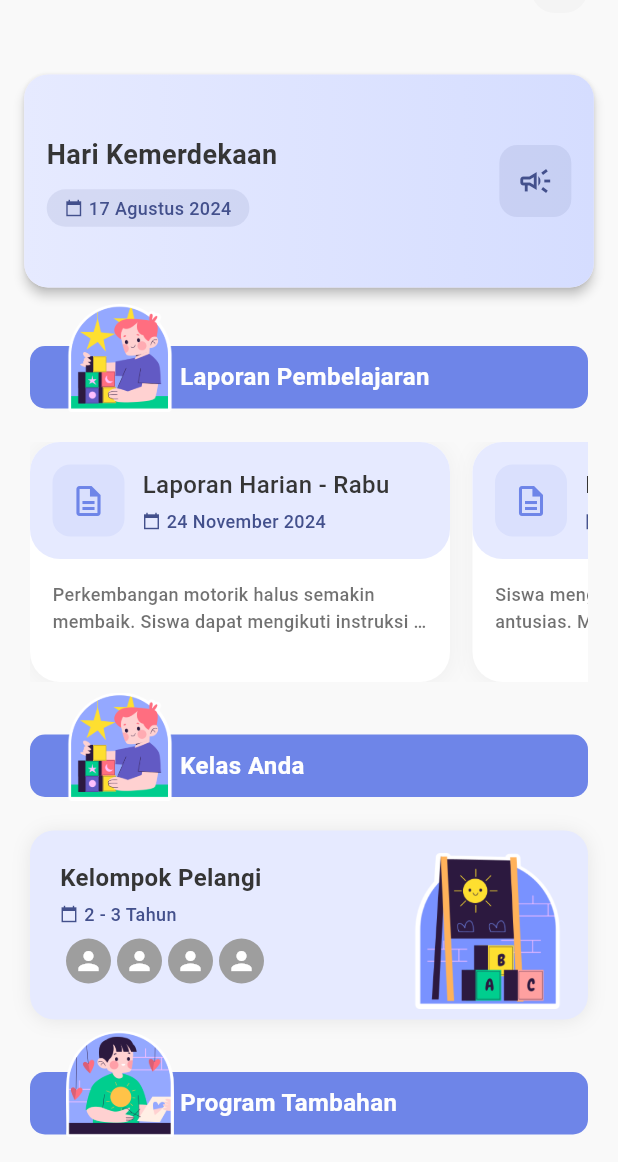
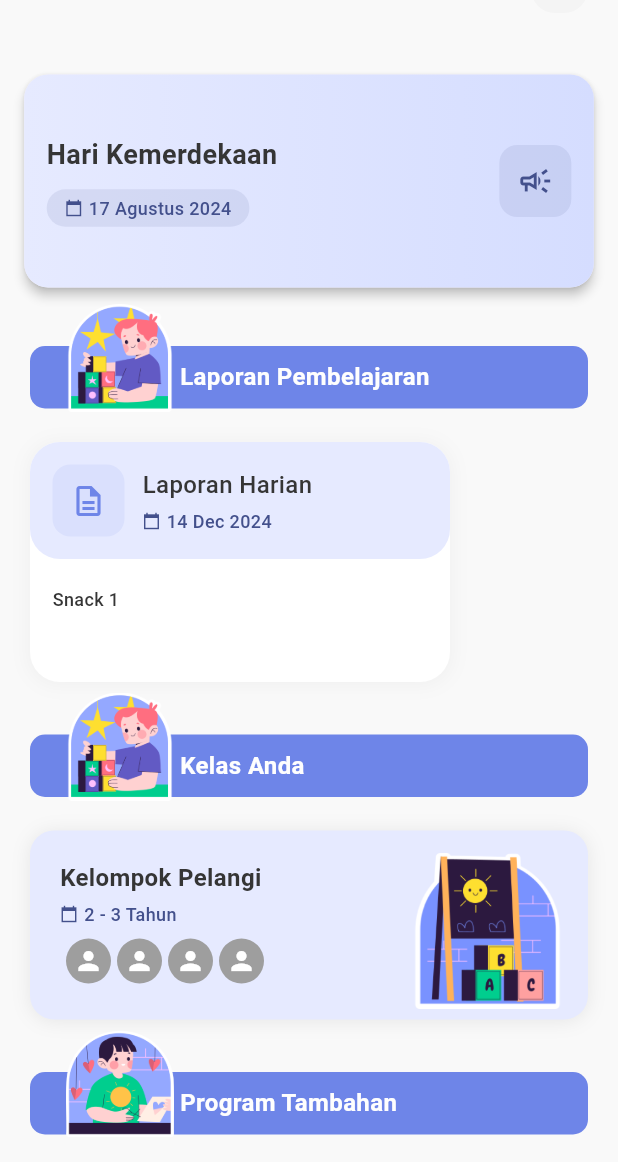
Before and after one commit to Nandra-png/talentaku_app_API, a Flutter app: the HomeScreen screen opened by its route, after a tap on the "notifications" icon, on a phone screen of 412 x 824 dp, the part 74-1236 px from its top. Run offline on Flutter 3.47's test engine with Material 3 defaults, Android fonts, the phone set to English and light mode, and no system bars; our stand-ins replace crystal_navigation_bar, get, iconly, image_picker, shared_preferences; accounts and stored records are empty; network calls fail; Roboto replaces fonts that are missing (Manrope); statements that could not run were skipped.

Commit message:
laporan_siswa

```diff
--- /dev/null
+++ b/lib/apimodels/student_models.dart
@@ -0,0 +1,153 @@
+import 'dart:convert';
+
+StudentReport studentReportFromJson(String str) => StudentReport.fromJson(json.decode(str));
+
+String studentReportToJson(StudentReport data) => json.encode(data.toJson());
+
+class StudentReport {
+  List<Datum> data;
+
+  StudentReport({
+    required this.data,
+  });
+
+  factory StudentReport.fromJson(Map<String, dynamic> json) => StudentReport(
+    data: List<Datum>.from(json["data"].map((x) => Datum.fromJson(x))),
+  );
+
+  Map<String, dynamic> toJson() => {
+    "data": List<dynamic>.from(data.map((x) => x.toJson())),
+  };
+}
+
+class Datum {
+  int id;
+  DateTime created;
+  String semester;
+  List<String> kegiatanAwalDihalaman;
+  String dihalamanHasil;
+  List<String> kegiatanAwalBerdoa;
+  String berdoaHasil;
+  List<String> kegiatanIntiSatu;
+  String intiSatuHasil;
+  List<String> kegiatanIntiDua;
+  String intiDuaHasil;
+  List<String> kegiatanIntiTiga;
+  String intiTigaHasil;
+  List<String> snack;
+  List<String> inklusi;
+  String inklusiHasil;
+  List<String> inklusiPenutup;
+  String inklusiPenutupHasil;
+  List<String> inklusiDoa;
+  String inklusiDoaHasil;
+  List<String> catatan;
+  int studentId;
+  int teacherId;
+  List<Media> media;
+
+  Datum({
+    required this.id,
+    required this.created,
+    required this.semester,
+    required this.kegiatanAwalDihalaman,
+    required this.dihalamanHasil,
+    required this.kegiatanAwalBerdoa,
+    required this.berdoaHasil,
+    required this.kegiatanIntiSatu,
+    required this.intiSatuHasil,
+    required this.kegiatanIntiDua,
+    required this.intiDuaHasil,
+    required this.kegiatanIntiTiga,
+    required this.intiTigaHasil,
+    required this.snack,
+    required this.inklusi,
+    required this.inklusiHasil,
+    required this.inklusiPenutup,
+    required this.inklusiPenutupHasil,
+    required this.inklusiDoa,
+    required this.inklusiDoaHasil,
+    required this.catatan,
+    required this.studentId,
+    required this.teacherId,
+    required this.media,
+  });
+
+  factory Datum.fromJson(Map<String, dynamic> json) => Datum(
+    id: json['id'],
+    created: DateTime.parse(json['created']),
+    semester: json['semester'],
+    kegiatanAwalDihalaman: List<String>.from(json['kegiatan_awal_dihalaman']),
+    dihalamanHasil: json['dihalaman_hasil'],
+    kegiatanAwalBerdoa: List<String>.from(json['kegiatan_awal_berdoa']),
+    berdoaHasil: json['berdoa_hasil'],
+    kegiatanIntiSatu: List<String>.from(json['kegiatan_inti_satu']),
+    intiSatuHasil: json['inti_satu_hasil'],
+    kegiatanIntiDua: List<String>.from(json['kegiatan_inti_dua']),
+    intiDuaHasil: json['inti_dua_hasil'],
+    kegiatanIntiTiga: List<String>.from(json['kegiatan_inti_tiga']),
+    intiTigaHasil: json['inti_tiga_hasil'],
+    snack: List<String>.from(json['snack']),
+    inklusi: List<String>.from(json['inklusi']),
+    inklusiHasil: json['inklusi_hasil'],
+    inklusiPenutup: List<String>.from(json['inklusi_penutup']),
+    inklusiPenutupHasil: json['inklusi_penutup_hasil'],
+    inklusiDoa: List<String>.from(json['inklusi_doa']),
+    inklusiDoaHasil: json['inklusi_doa_hasil'],
+    catatan: List<String>.from(json['catatan']),
+    studentId: json['student_id'],
+    teacherId: json['teacher_id'],
+    media: List<Media>.from(json['media'].map((x) => Media.fromJson(x))),
+  );
+
+  Map<String, dynamic> toJson() => {
+    "id": id,
+    "created": "${created.year.toString().padLeft(4, '0')}-${created.month.toString().padLeft(2, '0')}-${created.day.toString().padLeft(2, '0')}",
+    "semester": semester,
+    "kegiatan_awal_dihalaman": List<dynamic>.from(kegiatanAwalDihalaman.map((x) => x)),
+    "dihalaman_hasil": dihalamanHasil,
+    "kegiatan_awal_berdoa": List<dynamic>.from(kegiatanAwalBerdoa.map((x) => x)),
+    "berdoa_hasil": berdoaHasil,
+    "kegiatan_inti_satu": List<dynamic>.from(kegiatanIntiSatu.map((x) => x)),
+    "inti_satu_hasil": intiSatuHasil,
+    "kegiatan_inti_dua": List<dynamic>.from(kegiatanIntiDua.map((x) => x)),
+    "inti_dua_hasil": intiDuaHasil,
+    "kegiatan_inti_tiga": List<dynamic>.from(kegiatanIntiTiga.map((x) => x)),
+    "inti_tiga_hasil": intiTigaHasil,
+    "snack": List<dynamic>.from(snack.map((x) => x)),
+    "inklusi": List<dynamic>.from(inklusi.map((x) => x)),
+    "inklusi_hasil": inklusiHasil,
+    "inklusi_penutup": List<dynamic>.from(inklusiPenutup.map((x) => x)),
+    "inklusi_penutup_hasil": inklusiPenutupHasil,
+    "inklusi_doa": List<dynamic>.from(inklusiDoa.map((x) => x)),
+    "inklusi_doa_hasil": inklusiDoaHasil,
+    "catatan": List<dynamic>.from(catatan.map((x) => x)),
+    "student_id": studentId,
+    "teacher_id": teacherId,
+    "media": List<dynamic>.from(media.map((x) => x.toJson())),
+  };
+}
+
+class Media {
+  int id;
+  int reportId;
+  String filePath;
+
+  Media({
+    required this.id,
+    required this.reportId,
+    required this.filePath,
+  });
+
+  factory Media.fromJson(Map<String, dynamic> json) => Media(
+    id: json["id"],
+    reportId: json["report_id"],
+    filePath: json["file_path"],
+  );
+
+  Map<String, dynamic> toJson() => {
+    "id": id,
+    "report_id": reportId,
+    "file_path": filePath,
+  };
+}
--- a/lib/apiservice/api_service.dart
+++ b/lib/apiservice/api_service.dart
@@ -4,12 +4,13 @@ import 'package:http/http.dart' as http;
 import 'package:mime/mime.dart';
 import 'package:shared_preferences/shared_preferences.dart';
 import 'package:talentaku_app/apimodels/program_model.dart';
+import 'package:talentaku_app/apimodels/student_models.dart';
 import 'package:talentaku_app/apimodels/user_model.dart';
 import 'package:path/path.dart';
 import 'package:http_parser/http_parser.dart';
 
 class ApiService {
-  static const String baseUrl = 'https://82bb-66-96-225-176.ngrok-free.app';
+  static const String baseUrl = 'https://eefa-103-118-96-6.ngrok-free.app';
   static const String _tokenKey = 'auth_token';
 
   // Token management
@@ -138,4 +139,40 @@ class ApiService {
       throw Exception('Failed to fetch user profile');
     }
   }
+
+  // Fetch StudentReport API
+  Future<List<Datum>> fetchStudentReport() async {
+    final headers = await _getHeaders();
+    final response = await http.get(
+      Uri.parse('$baseUrl/api/v2/student-reports'),
+      headers: headers,
+    );
+
+    if (response.statusCode == 200) {
+      final data = json.decode(response.body)['data'] as List;
+      return data.map((json) => Datum.fromJson(json)).toList();
+    } else {
+      throw Exception('Failed to fetch student reports');
+    }
+  }
+
+  // Fetch DetailReport API
+  Future<List<Datum>> fetchDetailReport(String token) async {
+    // final headers = await _getHeaders();
+    Map<String, String> headers = {
+      'Authorization': 'Bearer $token',
+      'Content-Type': 'application/json',
+    };
+    final response = await http.get(
+      Uri.parse('$baseUrl/api/v2/grade/1/student-report/6'),
+      headers: headers,
+    );
+
+    if (response.statusCode == 200) {
+      final data = json.decode(response.body)['data'] as List;
+      return data.map((item) => Datum.fromJson(item)).toList();
+    } else {
+      throw Exception('Failed to fetch student reports');
+    }
+  }
 }
--- a/lib/constants/app_sizes.dart
+++ b/lib/constants/app_sizes.dart
@@ -5,6 +5,9 @@ class AppSizes {
   static const double paddingM = 12.0;
   static const double paddingL = 15.0;
   static const double paddingXL = 20.0;
+
+  //text
+  static const double textSmall = 2;
 
   // Border Radius
   static const double radiusS = 10.0;
--- a/lib/controllers/home_controller.dart
+++ b/lib/controllers/home_controller.dart
@@ -1,6 +1,7 @@
 import 'package:flutter/material.dart';
 import 'package:get/get.dart';
 import 'package:talentaku_app/apimodels/program_model.dart';
+import 'package:talentaku_app/apimodels/student_models.dart';
 import 'package:talentaku_app/apimodels/user_model.dart';
 import 'package:talentaku_app/apiservice/api_service.dart';
 import 'package:talentaku_app/models/broadcast_event.dart';
@@ -13,8 +14,9 @@ class HomeController extends GetxController {
    late LaporanSiswaController laporanController;
   var informationList = <Program>[].obs;
   var isLoading = false.obs;
+   var title = 'Laporan Harian'.obs;
 
-  // Tambahkan variabel untuk menyimpan user
+   // Tambahkan variabel untuk menyimpan user
   var user = Rxn<UserModel>();
 
   @override
@@ -130,10 +132,10 @@ String get Roles {
   ];
 
   // Getter untuk mendapatkan 3 laporan terbaru
-  List<LaporanPreviewEvent> get laporanPreviews {
+  List<Datum> get laporanPreviews {
     laporanController = Get.find<LaporanSiswaController>();
     // Mengambil 3 laporan terbaru dari LaporanSiswaController
-    return laporanController.filteredLaporan.take(3).toList();
+    return laporanController.StudentReport.take(3).toList();
   }
 
 }
--- a/lib/controllers/laporan_siswa_controller.dart
+++ b/lib/controllers/laporan_siswa_controller.dart
@@ -1,13 +1,21 @@
 import 'package:get/get.dart';
 import 'package:intl/intl.dart';
+import 'package:talentaku_app/apimodels/student_models.dart';
+import 'package:talentaku_app/constants/app_colors.dart';
 import 'package:talentaku_app/models/laporan_preview_event.dart';
 import 'package:talentaku_app/widgets/date_picker_card.dart';
+
+import '../apiservice/api_service.dart';
 
 class LaporanSiswaController extends GetxController {
   final RxString selectedFilter = 'Semua Laporan'.obs;
   final Rx<DateTime?> selectedDate = Rx<DateTime?>(null);
   final RxList<LaporanPreviewEvent> filteredLaporan =
       <LaporanPreviewEvent>[].obs;
+
+  var StudentReport = <Datum>[].obs;
+  var isLoading = false.obs;
+
 
   final List<String> filterOptions = [
     'Semua Laporan',
@@ -16,60 +24,138 @@ class LaporanSiswaController extends GetxController {
   ];
 
   // Dummy data laporan
-  final List<LaporanPreviewEvent> allLaporan = [
-    LaporanPreviewEvent(
-      title: 'Laporan Harian - Rabu',
-      date: '24 November 2024',
-      description:
-          'Perkembangan motorik halus semakin membaik. Siswa dapat mengikuti instruksi dengan baik dan menyelesaikan kegiatan tepat waktu. Hari ini fokus pada kegiatan menulis dan menggambar.',
-    ),
-    LaporanPreviewEvent(
-      title: 'Laporan Harian - Selasa',
-      date: '20 November 2024',
-      description:
-          'Siswa mengikuti kegiatan belajar dengan antusias. Mampu berinteraksi dengan teman-teman dan menunjukkan sikap yang positif dalam aktivitas kelompok.',
-    ),
-    LaporanPreviewEvent(
-      title: 'Laporan Harian - Senin',
-      date: '12 Maret 2024',
-      description:
-          'Hari ini siswa menunjukkan kemajuan yang baik dalam pembelajaran. Aktif berpartisipasi dalam kegiatan kelas dan mampu menyelesaikan tugas dengan baik. Perlu perhatian lebih pada fokus saat kegiatan membaca.',
+  // final List<LaporanPreviewEvent> allLaporan = [
+  //   LaporanPreviewEvent(
+  //     title: 'Laporan Harian - Rabu',
+  //     date: '24 November 2024',
+  //     description:
+  //         'Perkembangan motorik halus semakin membaik. Siswa dapat mengikuti instruksi dengan baik dan menyelesaikan kegiatan tepat waktu. Hari ini fokus pada kegiatan menulis dan menggambar.',
+  //   ),
+  //   LaporanPreviewEvent(
+  //     title: 'Laporan Harian - Selasa',
+  //     date: '20 November 2024',
+  //     description:
+  //         'Siswa mengikuti kegiatan belajar dengan antusias. Mampu berinteraksi dengan teman-teman dan menunjukkan sikap yang positif dalam aktivitas kelompok.',
+  //   ),
+  //   LaporanPreviewEvent(
+  //     title: 'Laporan Harian - Senin',
+  //     date: '12 Maret 2024',
+  //     description:
+  //         'Hari ini siswa menunjukkan kemajuan yang baik dalam pembelajaran. Aktif berpartisipasi dalam kegiatan kelas dan mampu menyelesaikan tugas dengan baik. Perlu perhatian lebih pada fokus saat kegiatan membaca.',
+  //   ),
+  // ];
+
+  List<Datum> allLaporan = [
+    Datum(
+      id: 1,
+      created: DateTime.now(),
+      semester: 'Semester 1',
+      kegiatanAwalDihalaman: ['Kegiatan 1'],
+      dihalamanHasil: 'Hasil 1',
+      kegiatanAwalBerdoa: ['Doa Awal'],
+      berdoaHasil: 'Doa Hasil',
+      kegiatanIntiSatu: ['Kegiatan Inti 1'],
+      intiSatuHasil: 'Hasil Inti 1',
+      kegiatanIntiDua: ['Kegiatan Inti 2'],
+      intiDuaHasil: 'Hasil Inti 2',
+      kegiatanIntiTiga: ['Kegiatan Inti 3'],
+      intiTigaHasil: 'Hasil Inti 3',
+      snack: ['Snack 1'],
+      inklusi: ['Inklusi 1'],
+      inklusiHasil: 'Inklusi Hasil',
+      inklusiPenutup: ['Penutup 1'],
+      inklusiPenutupHasil: 'Penutup Hasil',
+      inklusiDoa: ['Inklusi Doa'],
+      inklusiDoaHasil: 'Inklusi Doa Hasil',
+      catatan: ['Catatan 1'],
+      studentId: 9,
+      teacherId: 1,
+      media: [],
     ),
   ];
 
+  // Fungsi untuk fetch student report
+  void fetchReport() async {
+    try {
+      isLoading(true);
+      final apiService = ApiService();
+      final report = await apiService.fetchStudentReport();
+      StudentReport.assignAll(report);
+    } catch (e) {
+      print('Error fetching programs: $e');
+      Get.snackbar(
+        'Error',
+        'Failed to load Student Report',
+        backgroundColor: AppColors.error,
+        colorText: AppColors.textLight,
+      );
+    } finally {
+      isLoading(false);
+    }
+  }
+
   @override
   void onInit() {
+    fetchReport();
     super.onInit();
-    filteredLaporan.value = _sortLaporanByDate(allLaporan);
+    StudentReport.value = _sortLaporanByDate(allLaporan);
   }
 
   // Method untuk mengurutkan laporan berdasarkan tanggal terbaru
-  List<LaporanPreviewEvent> _sortLaporanByDate(
-      List<LaporanPreviewEvent> laporan) {
-    final DateFormat format = DateFormat('dd MMMM yyyy', 'id_ID');
+  // List<Datum> _sortLaporanByDate(
+  //     List<Datum> laporan) {
+  //   final DateFormat format = DateFormat('dd MMMM yyyy', 'id_ID');
+  //   return List.from(laporan)
+  //     ..sort((a, b) {
+  //       final DateTime dateA = a.created;
+  //       final DateTime dateB = b.created;
+  //       return dateB.compareTo(dateA);
+  //     });
+  // }
+  List<Datum> _sortLaporanByDate(List<Datum> laporan) {
     return List.from(laporan)
-      ..sort((a, b) {
-        final DateTime dateA = format.parse(a.date);
-        final DateTime dateB = format.parse(b.date);
-        return dateB.compareTo(dateA);
-      });
+      ..sort((a, b) => b.created.compareTo(a.created));
+
   }
 
+
   // Method untuk filter laporan
+  // void filterLaporan(String value) {
+  //   selectedFilter.value = value;
+  //   final DateFormat format = DateFormat('dd MMMM yyyy', 'id_ID');
+  //
+  //   switch (value) {
+  //     case '7 Hari Terakhir':
+  //       final DateTime now = DateTime.now();
+  //       final DateTime sevenDaysAgo = now.subtract(const Duration(days: 7));
+  //
+  //       StudentReport.value = _sortLaporanByDate(
+  //         allLaporan.where((laporan) {
+  //           // final DateTime laporanDate = format.parse(laporan.created);
+  //           final DateTime laporanDate = laporan.created;
+  //           return laporanDate.isAfter(sevenDaysAgo);
+  //         }).toList(),
+  //       );
+  //       break;
+  //
+  //     case 'Pilih Tanggal':
+  //       showDatePicker();
+  //       break;
+  //
+  //     default:
+  //       StudentReport.value = _sortLaporanByDate(allLaporan);
+  //   }
+  // }
+
   void filterLaporan(String value) {
     selectedFilter.value = value;
-    final DateFormat format = DateFormat('dd MMMM yyyy', 'id_ID');
 
     switch (value) {
       case '7 Hari Terakhir':
         final DateTime now = DateTime.now();
         final DateTime sevenDaysAgo = now.subtract(const Duration(days: 7));
-
-        filteredLaporan.value = _sortLaporanByDate(
-          allLaporan.where((laporan) {
-            final DateTime laporanDate = format.parse(laporan.date);
-            return laporanDate.isAfter(sevenDaysAgo);
-          }).toList(),
+        StudentReport.value = _sortLaporanByDate(
+          allLaporan.where((laporan) => laporan.created.isAfter(sevenDaysAgo)).toList(),
         );
         break;
 
@@ -78,11 +164,32 @@ class LaporanSiswaController extends GetxController {
         break;
 
       default:
-        filteredLaporan.value = _sortLaporanByDate(allLaporan);
+        StudentReport.value = _sortLaporanByDate(allLaporan);
     }
   }
 
+
   // Method untuk menampilkan date picker
+  // void showDatePicker() async {
+  //   final DateTime? picked = await DatePickerCard.show(
+  //     initialDate: DateTime.now(),
+  //     firstDate: DateTime(2024),
+  //     lastDate: DateTime.now(),
+  //     onDateSelected: (DateTime date) {
+  //       selectedDate.value = date;
+  //     },
+  //   );
+  //
+  //   if (picked != null) {
+  //     final DateFormat format = DateFormat('dd MMMM yyyy', 'id_ID');
+  //     final String selectedDateStr = format.format(picked);
+  //
+  //     StudentReport.value = _sortLaporanByDate(
+  //       allLaporan.where((laporan) => laporan.created == selectedDateStr).toList(),
+  //     );
+  //   }
+  // }
+
   void showDatePicker() async {
     final DateTime? picked = await DatePickerCard.show(
       initialDate: DateTime.now(),
@@ -94,14 +201,18 @@ class LaporanSiswaController extends GetxController {
     );
 
     if (picked != null) {
-      final DateFormat format = DateFormat('dd MMMM yyyy', 'id_ID');
-      final String selectedDateStr = format.format(picked);
-
-      filteredLaporan.value = _sortLaporanByDate(
-        allLaporan.where((laporan) => laporan.date == selectedDateStr).toList(),
+      StudentReport.value = _sortLaporanByDate(
+        allLaporan.where((laporan) => isSameDay(laporan.created, picked)).toList(),
       );
     }
   }
+
+  bool isSameDay(DateTime date1, DateTime date2) {
+    return date1.year == date2.year &&
+        date1.month == date2.month &&
+        date1.day == date2.day;
+  }
+
 
   // Method untuk mendapatkan status filter
   String get filterStatus {
--- a/lib/views/home/home_screen.dart
+++ b/lib/views/home/home_screen.dart
@@ -38,7 +38,7 @@ class HomeScreen extends StatelessWidget {
                   itemBuilder: (context, index) {
                     return Padding(
                       padding:
-                          EdgeInsets.symmetric(horizontal: AppSizes.paddingS),
+                      EdgeInsets.symmetric(horizontal: AppSizes.paddingS),
                       child: BroadcastCard(event: controller.events[index]),
                     );
                   },
@@ -80,11 +80,11 @@ class HomeScreen extends StatelessWidget {
               Padding(
                 padding: EdgeInsets.symmetric(horizontal: AppSizes.paddingXL),
                 child: Obx(
-                  () {
+                      () {
                     if (controller.isLoading.value) {
                       return Center(child: CircularProgressIndicator());
-                    } else if (controller.informationList.isEmpty) {
-                      return Center(child: Text('No programs available'));
+                      // } else if (controller.informationList.isEmpty) {
+                      //   return Center(child: Text('No programs available'));
                     } else {
                       return SizedBox(
                         height: AppSizes.horizontalListHeight,
--- a/lib/widgets/laporan_preview_card.dart
+++ b/lib/widgets/laporan_preview_card.dart
@@ -1,5 +1,8 @@
 import 'package:flutter/material.dart';
 import 'package:get/get.dart';
+import 'package:intl/intl.dart';
+import 'package:talentaku_app/apimodels/student_models.dart';
+import 'package:talentaku_app/controllers/home_controller.dart';
 import 'package:talentaku_app/models/laporan_preview_event.dart';
 import 'package:talentaku_app/constants/app_colors.dart';
 import 'package:talentaku_app/constants/app_text_styles.dart';
@@ -7,7 +10,7 @@ import 'package:talentaku_app/constants/app_sizes.dart';
 import 'package:talentaku_app/constants/app_decorations.dart';
 
 class LaporanPreviewCard extends StatelessWidget {
-  final LaporanPreviewEvent laporan;
+  final Datum laporan;
 
   const LaporanPreviewCard({
     Key? key,
@@ -16,6 +19,8 @@ class LaporanPreviewCard extends StatelessWidget {
 
   @override
   Widget build(BuildContext context) {
+    final controller = Get.find<HomeController>();
+
     return GestureDetector(
       onTap: () {
         Get.snackbar(
@@ -57,7 +62,7 @@ class LaporanPreviewCard extends StatelessWidget {
                       crossAxisAlignment: CrossAxisAlignment.start,
                       children: [
                         Text(
-                          laporan.title,
+                          controller.title.value,
                           style: AppTextStyles.bodyLarge,
                           maxLines: 1,
                           overflow: TextOverflow.ellipsis,
@@ -72,7 +77,7 @@ class LaporanPreviewCard extends StatelessWidget {
                             ),
                             const SizedBox(width: AppSizes.paddingXS),
                             Text(
-                              laporan.date,
+                              DateFormat('dd MMM yyyy').format(laporan.created),
                               style: AppTextStyles.bodySmall.copyWith(
                                 color: AppColors.textSecondary,
                               ),
@@ -88,8 +93,11 @@ class LaporanPreviewCard extends StatelessWidget {
             Padding(
               padding: const EdgeInsets.all(AppSizes.paddingL),
               child: Text(
-                laporan.description,
-                style: AppTextStyles.caption,
+                laporan.snack.join(", "),
+                style: AppTextStyles.bodySmall.copyWith(
+                  color: AppColors.textPrimary,
+                  height: AppSizes.textSmall,
+                ),
                 maxLines: 2,
                 overflow: TextOverflow.ellipsis,
               ),
--- a/lib/widgets/laporan_siswa_card.dart
+++ b/lib/widgets/laporan_siswa_card.dart
@@ -1,13 +1,17 @@
 import 'package:flutter/material.dart';
 import 'package:get/get.dart';
+import 'package:intl/intl.dart';
+import 'package:talentaku_app/apimodels/student_models.dart';
 import 'package:talentaku_app/constants/app_colors.dart';
 import 'package:talentaku_app/constants/app_text_styles.dart';
 import 'package:talentaku_app/constants/app_sizes.dart';
 import 'package:talentaku_app/models/laporan_preview_event.dart';
 import 'package:talentaku_app/views/laporan_siswa/detail_laporan_screen.dart';
 
+import '../controllers/home_controller.dart';
+
 class LaporanSiswaCard extends StatelessWidget {
-  final LaporanPreviewEvent laporan;
+  final Datum laporan;
   final int index;
 
   const LaporanSiswaCard({
@@ -18,12 +22,15 @@ class LaporanSiswaCard extends StatelessWidget {
 
   @override
   Widget build(BuildContext context) {
+    final titleController = Get.put(HomeController());
+
+    final formattedDate = DateFormat('dd MMM yyyy').format(laporan.created);
     return GestureDetector(
       onTap: () => Get.to(
-        () => const DetailLaporanScreen(),
+            () => const DetailLaporanScreen(),
         arguments: {
           'id': 'laporan_${index + 1}',
-          'date': laporan.date,
+          'date': laporan.created.toString(),
         },
       ),
       child: Container(
@@ -60,15 +67,21 @@ class LaporanSiswaCard extends StatelessWidget {
               child: Column(
                 crossAxisAlignment: CrossAxisAlignment.start,
                 children: [
+                  // Text(
+                  //   laporan.created.toIso8601String(),
+                  //   style: AppTextStyles.bodyLarge.copyWith(
+                  //     fontWeight: FontWeight.w600,
+                  //   ),
+                  // ),
                   Text(
-                    laporan.title,
-                    style: AppTextStyles.bodyLarge.copyWith(
-                      fontWeight: FontWeight.w600,
-                    ),
+                    titleController.title.value,
+                    style: AppTextStyles.bodyLarge,
+                    maxLines: 1,
+                    overflow: TextOverflow.ellipsis,
                   ),
                   SizedBox(height: AppSizes.paddingXS),
                   Text(
-                    laporan.description,
+                    laporan.kegiatanAwalDihalaman.join(", "),
                     style: AppTextStyles.bodySmall.copyWith(
                       color: AppColors.textPrimary.withOpacity(0.7),
                       height: 1.5,
@@ -76,7 +89,7 @@ class LaporanSiswaCard extends StatelessWidget {
                     maxLines: 2,
                     overflow: TextOverflow.ellipsis,
                   ),
-                  SizedBox(height: AppSizes.paddingS),
+                  SizedBox(height: AppSizes.paddingXS),
                   Row(
                     children: [
                       Icon(
@@ -86,7 +99,7 @@ class LaporanSiswaCard extends StatelessWidget {
                       ),
                       SizedBox(width: AppSizes.paddingXS),
                       Text(
-                        laporan.date,
+                        formattedDate,
                         style: AppTextStyles.bodySmall.copyWith(
                           color: AppColors.textSecondary,
                         ),
```
Also changed, not shown: lib/controllers/detail_laporan_controller.dart (+93 -5 lines), lib/controllers/login_controller.dart (+41 -2 lines), lib/views/laporan_siswa/detail_laporan_screen.dart (+10 -9 lines), lib/views/laporan_siswa/laporan_siswa_screen.dart (+4 -6 lines), lib/widgets/detail_laporan_card.dart (+10 -6 lines).
